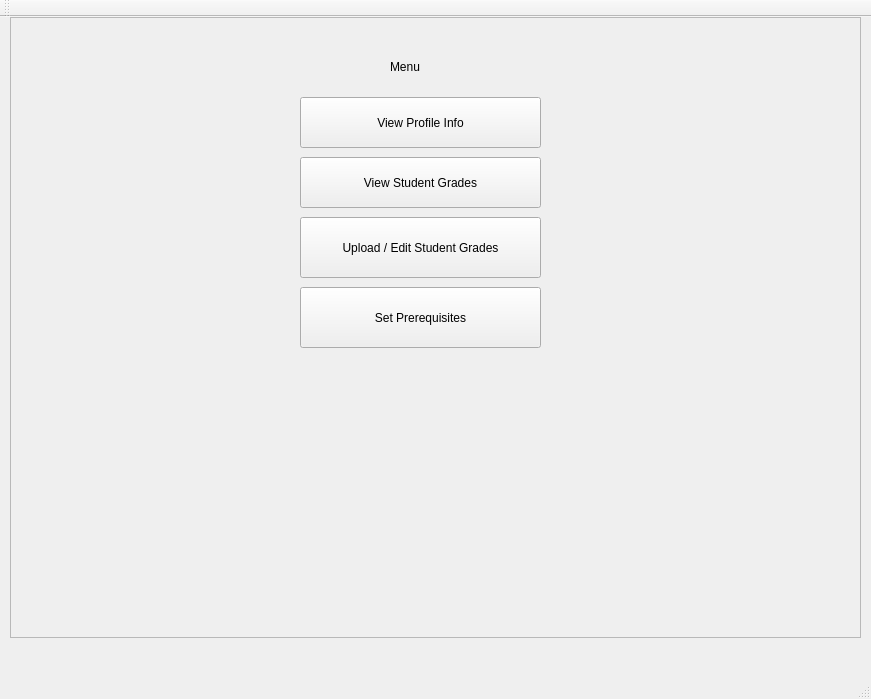
HassanAhmedMa/CourseRegistrationQTProject, file QtWidgetsApplication1/AdminMenu.ui: the form before one commit.
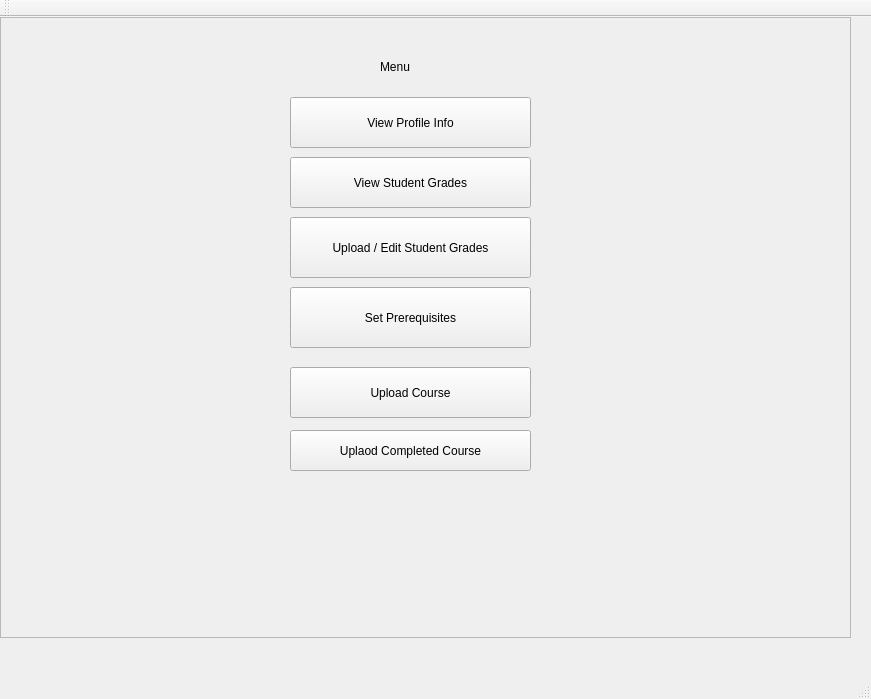
The form after the commit.

```diff
--- a/QtWidgetsApplication1/AdminMenu.ui
+++ b/QtWidgetsApplication1/AdminMenu.ui
@@ -17,7 +17,7 @@
    <widget class="QFrame" name="frame">
     <property name="geometry">
      <rect>
-      <x>10</x>
+      <x>0</x>
       <y>0</y>
       <width>851</width>
       <height>621</height>
@@ -94,6 +94,32 @@
       <string>Set Prerequisites</string>
      </property>
     </widget>
+    <widget class="QPushButton" name="UploadCourseAdminMenuBtn">
+     <property name="geometry">
+      <rect>
+       <x>290</x>
+       <y>350</y>
+       <width>241</width>
+       <height>51</height>
+      </rect>
+     </property>
+     <property name="text">
+      <string>Upload Course</string>
+     </property>
+    </widget>
+    <widget class="QPushButton" name="UploadCompletedCourseAdminMenuBtn">
+     <property name="geometry">
+      <rect>
+       <x>290</x>
+       <y>413</y>
+       <width>241</width>
+       <height>41</height>
+      </rect>
+     </property>
+     <property name="text">
+      <string>Uplaod Completed Course</string>
+     </property>
+    </widget>
    </widget>
   </widget>
   <widget class="QMenuBar" name="menuBar">
```
Left out of the diff: 6 changed lines with no effect on the pictures.
